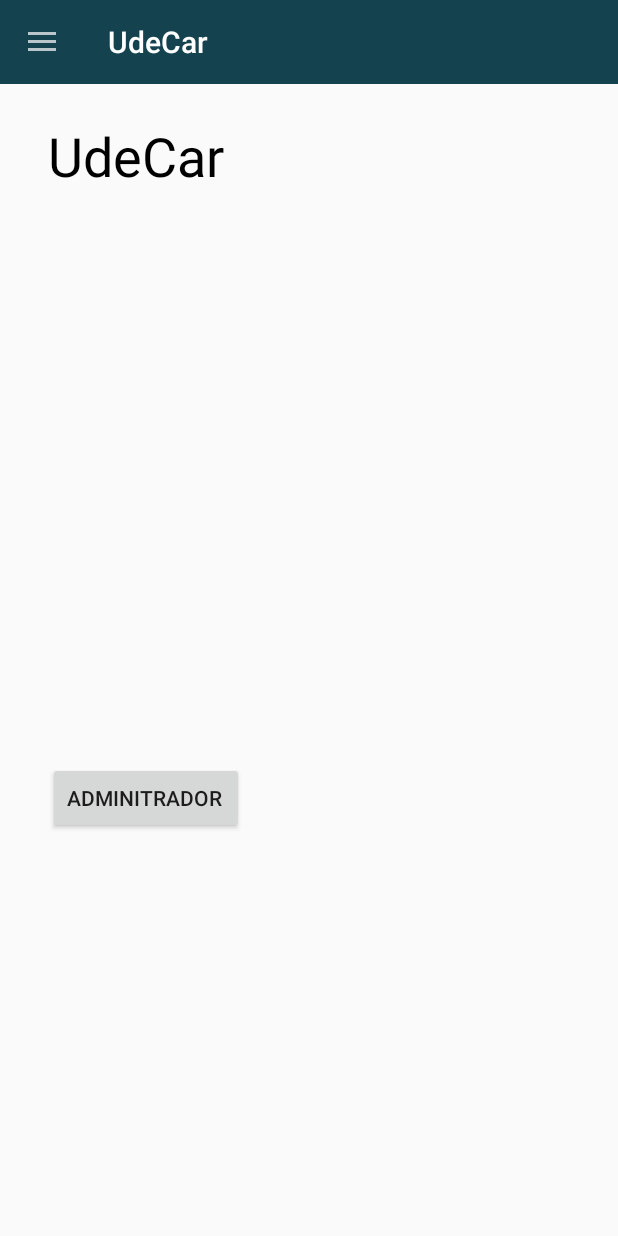
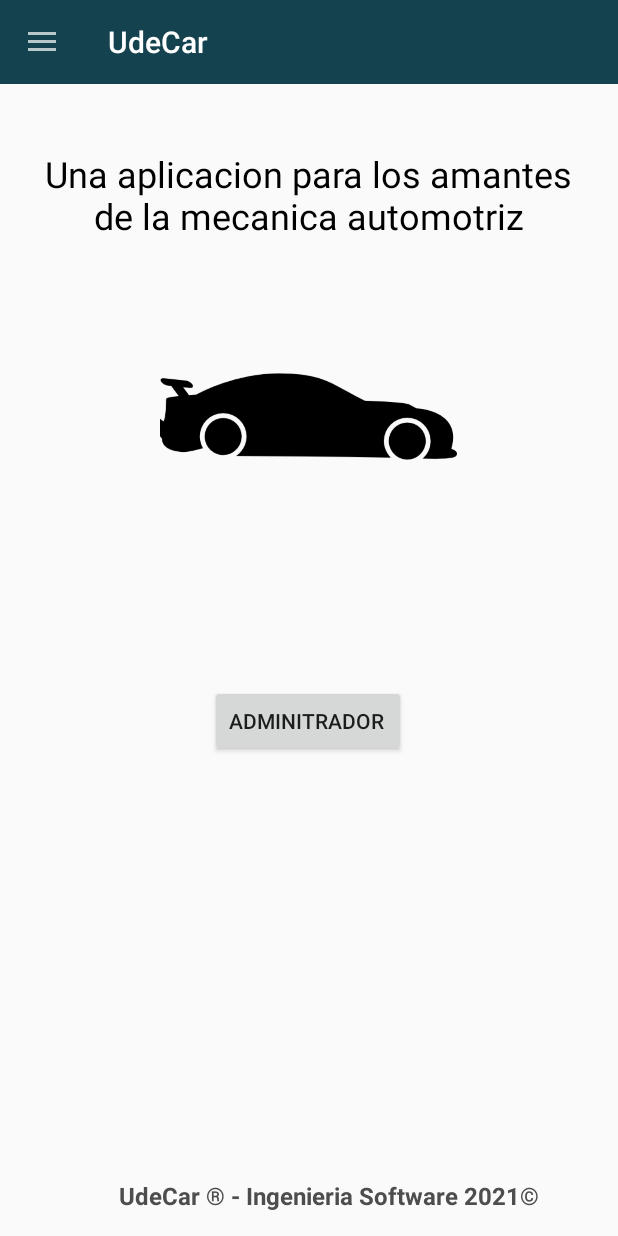
Before and after one commit to Joseph-112/UdeCarFinal, an Android app: the screen it shows after launch (MainActivity), on a phone screen of 412 x 824 dp. Run offline under Robolectric (Android 15) with nearby library versions, the phone set to English and light mode, and no system bars; our stand-ins replace Firebase (no records; nobody signed in at launch, a user with empty details on screens opened directly).

Commit message:
//modificaciones de diseño

```diff
--- a/app/src/main/res/layout/fragment_inicio.xml
+++ b/app/src/main/res/layout/fragment_inicio.xml
@@ -18,30 +18,53 @@
         >
 
 
-        <TextView
-            android:id="@+id/textView4"
-            android:layout_width="wrap_content"
-            android:layout_height="wrap_content"
-            android:layout_marginStart="32dp"
-            android:layout_marginTop="24dp"
-            android:text="UdeCar "
-            android:textAppearance="@style/TextAppearance.AppCompat.Display2"
-            android:textColor="#000000"
-            android:textSize="36sp"
-            app:layout_constraintStart_toStartOf="parent"
-            app:layout_constraintTop_toTopOf="parent"
-            tools:ignore="MissingConstraints" />
-
         <Button
             android:id="@+id/administrador"
             android:layout_width="wrap_content"
             android:layout_height="wrap_content"
-            android:layout_marginStart="32dp"
-            android:layout_marginTop="380dp"
+            android:layout_marginStart="140dp"
 
+            android:layout_marginTop="80dp"
             android:text="Adminitrador "
             app:layout_constraintStart_toStartOf="parent"
-            app:layout_constraintTop_toBottomOf="@+id/textView4" />
+            app:layout_constraintTop_toBottomOf="@+id/imagenPresentacion" />
+
+        <TextView
+            android:id="@+id/textView5"
+            android:layout_width="379dp"
+            android:layout_height="59dp"
+            android:layout_marginStart="16dp"
+            android:layout_marginTop="44dp"
+            android:text="Una aplicacion para los amantes de la mecanica automotriz"
+            android:textAlignment="center"
+            android:textColor="#000000"
+            android:textSize="24sp"
+            app:layout_constraintStart_toStartOf="parent"
+            app:layout_constraintTop_toTopOf="parent" />
+
+        <ImageView
+            android:id="@+id/imagenPresentacion"
+            android:layout_width="379dp"
+            android:layout_height="198dp"
+            android:layout_marginStart="16dp"
+            android:layout_marginTop="20dp"
+            android:src="@drawable/automovil"
+            app:layout_constraintStart_toStartOf="parent"
+            app:layout_constraintTop_toBottomOf="@+id/textView5" />
+
+        <TextView
+            android:id="@+id/textView9"
+            android:layout_width="wrap_content"
+            android:layout_height="wrap_content"
+            android:layout_marginBottom="16dp"
+            android:text="UdeCar ® - Ingenieria Software 2021©"
+            android:textColor="#4E4D4D"
+            android:textSize="16sp"
+            android:textStyle="bold"
+            app:layout_constraintBottom_toBottomOf="parent"
+            app:layout_constraintEnd_toEndOf="parent"
+            app:layout_constraintHorizontal_bias="0.601"
+            app:layout_constraintStart_toStartOf="parent" />
 
     </androidx.constraintlayout.widget.ConstraintLayout>
 
```
